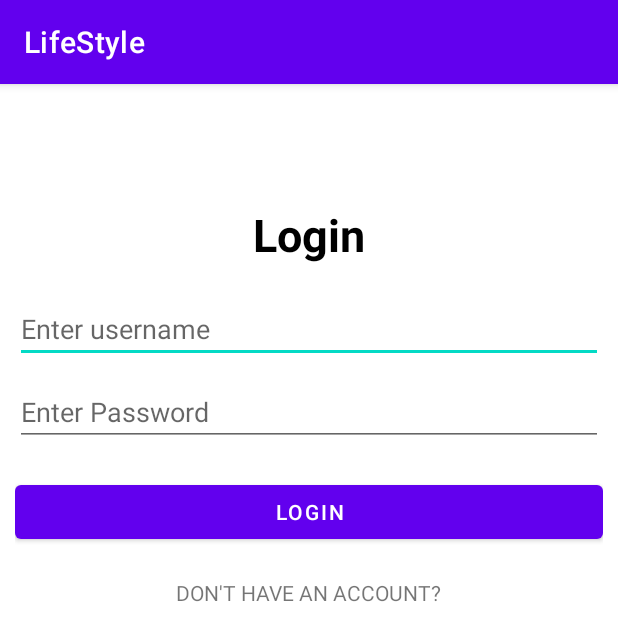
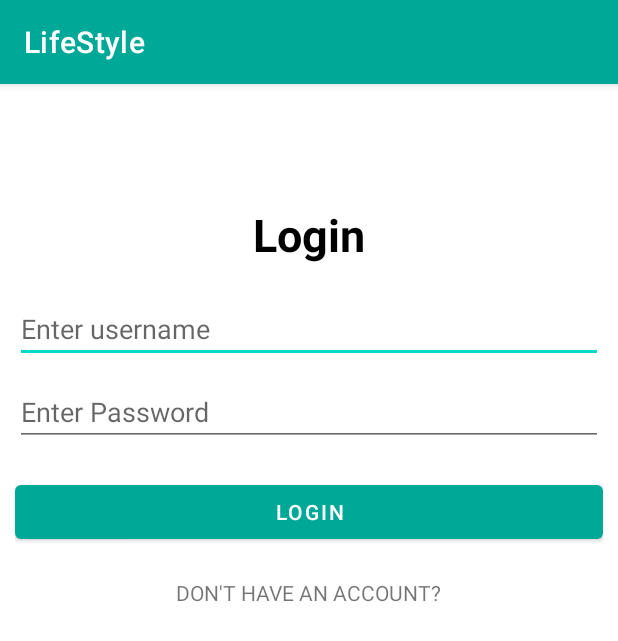
Before and after one commit to martinsufiofb/LifeSty, an Android app: the screen it shows after launch (LoginActivity), on a phone screen of 412 x 824 dp. Shown: the top 641 px of the screen. Run offline under Robolectric (Android 15) with nearby library versions, the phone set to English and light mode, and no system bars; libraries missing offline, so code that uses them is left out: com.parse; 2 statements that could not run were skipped.

Commit message:
Update colors.xml

```diff
--- a/app/src/main/res/values/colors.xml
+++ b/app/src/main/res/values/colors.xml
@@ -1,8 +1,8 @@
 <?xml version="1.0" encoding="utf-8"?>
 <resources>
     <color name="purple_200">#FFBB86FC</color>
-    <color name="purple_500">#FF6200EE</color>
-    <color name="purple_700">#FF3700B3</color>
+    <color name="purple_500">#00A898</color>
+    <color name="purple_700">#00A898</color>
     <color name="teal_200">#FF03DAC5</color>
     <color name="teal_700">#FF018786</color>
     <color name="black">#FF000000</color>
```
